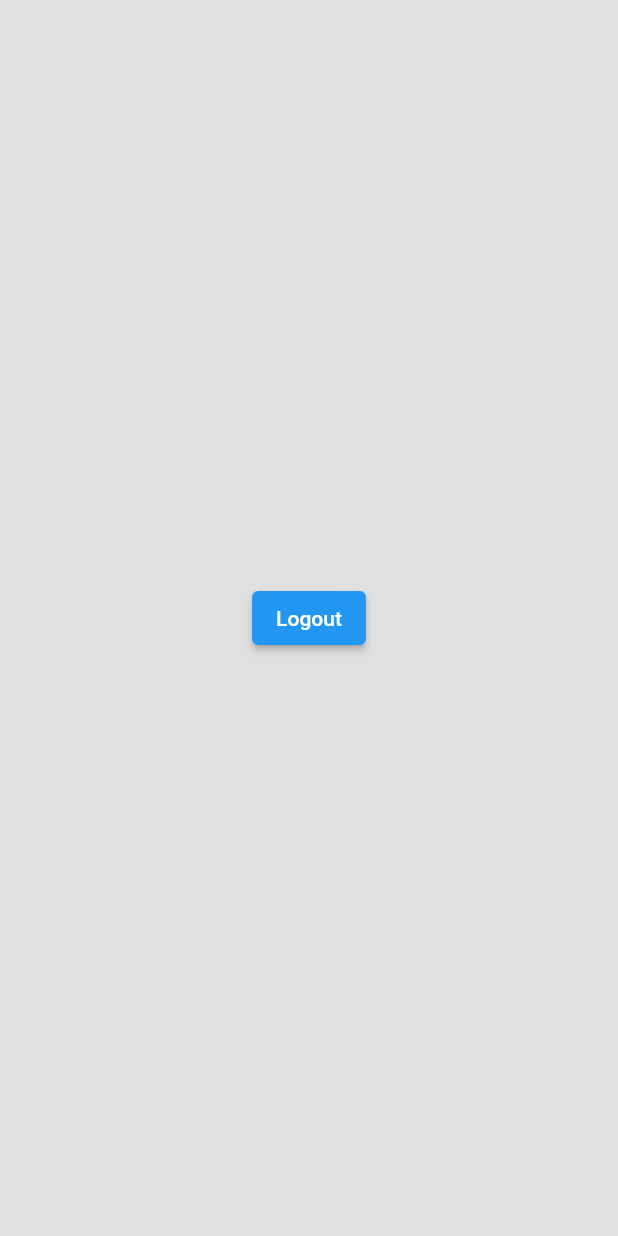
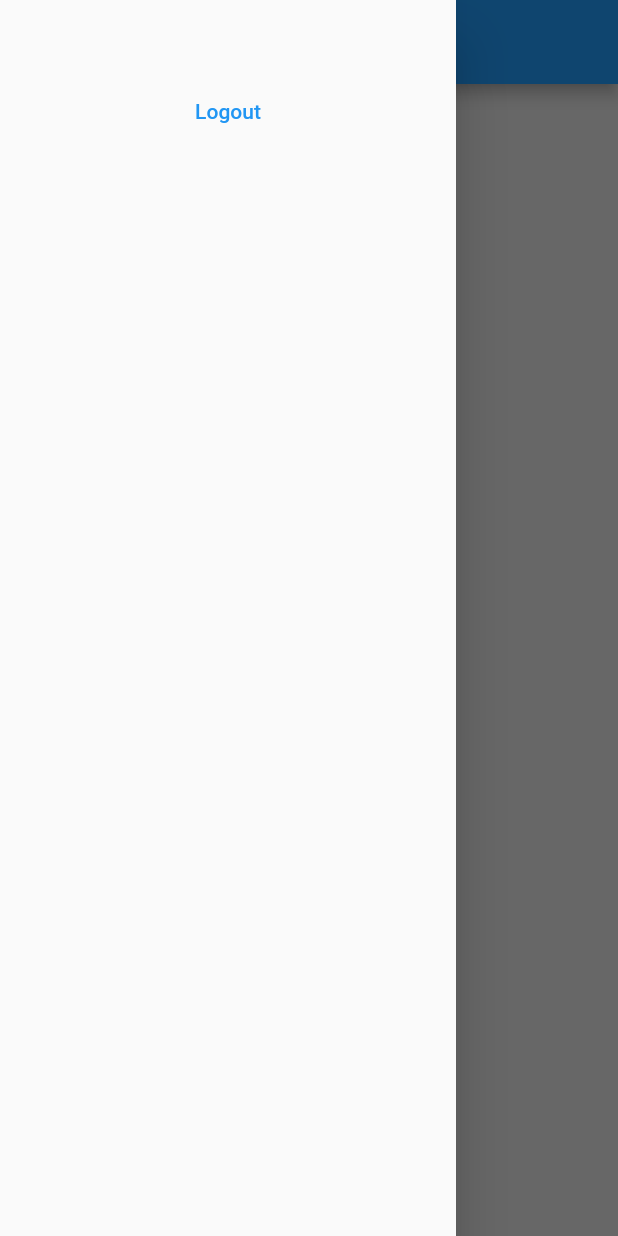
Before and after one commit to Leleocastro/seva_auth, a Flutter app: the screen it shows once a user with an empty profile is signed in, with the side drawer open (before the commit the screen has no drawer), on a phone screen of 412 x 824 dp. Run offline on Flutter 3.47's test engine with Material 2 defaults, Android fonts, the phone set to English and light mode, and no system bars; our stand-ins replace cloud_firestore, equatable, firebase_auth, firebase_core, flutter_bloc, fluttertoast and 1 more; accounts and stored records are empty.

Commit message:
feat: starts home and fix user logic

```diff
--- a/lib/domain/repositories/user_repository.dart
+++ b/lib/domain/repositories/user_repository.dart
@@ -11,10 +11,12 @@ abstract class UserRepository {
 
   Stream<UserEntity?> getStateAuth();
 
-  Future<(UserEntity?, Failure?)> getCurrentUser();
+  (UserEntity?, Failure?) getCurrentUser();
 
   Future<(bool?, Failure?)> signIn({
     required String email,
     required String password,
   });
+
+  Future<(List<UserEntity>?, Failure?)> getUsers();
 }
--- a/lib/domain/usecases/get_current_user.dart
+++ b/lib/domain/usecases/get_current_user.dart
@@ -7,7 +7,7 @@ class GetCurrentUser {
   final UserRepository _repository;
   const GetCurrentUser(this._repository);
 
-  Future<(UserEntity?, Failure?)> call() async {
-    return await _repository.getCurrentUser();
+  (UserEntity?, Failure?) call() {
+    return _repository.getCurrentUser();
   }
 }
--- /dev/null
+++ b/lib/domain/usecases/get_users.dart
@@ -0,0 +1,14 @@
+import 'package:seva_auth/domain/entities/user_entity.dart';
+import 'package:seva_auth/utils/failure.dart';
+
+import '../repositories/user_repository.dart';
+
+class GetUsers {
+  final UserRepository repository;
+
+  GetUsers(this.repository);
+
+  Future<(List<UserEntity>?, Failure?)> call() async {
+    return await repository.getUsers();
+  }
+}
--- /dev/null
+++ b/lib/ui/pages/home/home_bloc.dart
@@ -0,0 +1,19 @@
+import 'package:flutter_bloc/flutter_bloc.dart';
+import 'package:seva_auth/utils/base_state.dart';
+
+import '../../../domain/usecases/get_users.dart';
+
+class HomeBloc extends Cubit<BaseState> {
+  final GetUsers _getUsers;
+  HomeBloc(this._getUsers) : super(const EmptyState());
+
+  void getUsers() async {
+    emit(const LoadingState());
+    final (users, err) = await _getUsers();
+    if (err != null) {
+      emit(ErrorState(err.message));
+      return;
+    }
+    emit(SuccessState(users));
+  }
+}
--- a/lib/ui/pages/home/home_page.dart
+++ b/lib/ui/pages/home/home_page.dart
@@ -1,5 +1,11 @@
 import 'package:firebase_auth/firebase_auth.dart';
 import 'package:flutter/material.dart';
+import 'package:flutter_bloc/flutter_bloc.dart';
+import 'package:get_it/get_it.dart';
+import 'package:seva_auth/domain/entities/user_entity.dart';
+
+import '../../../utils/base_state.dart';
+import 'home_bloc.dart';
 
 class HomePage extends StatefulWidget {
   const HomePage({super.key});
@@ -9,16 +15,62 @@ class HomePage extends StatefulWidget {
 }
 
 class _HomePageState extends State<HomePage> {
+  final bloc = GetIt.I.get<HomeBloc>();
+
+  @override
+  void initState() {
+    bloc.getUsers();
+    super.initState();
+  }
+
   @override
   Widget build(BuildContext context) {
+    var theme = Theme.of(context);
     return Scaffold(
-      body: Center(
-        child: ElevatedButton(
-          onPressed: () {
-            FirebaseAuth.instance.signOut();
-          },
-          child: const Text('Logout'),
+      appBar: AppBar(),
+      drawer: Drawer(
+        child: Padding(
+          padding: const EdgeInsets.all(50),
+          child: Column(
+            children: [
+              TextButton(
+                onPressed: () {
+                  FirebaseAuth.instance.signOut();
+                },
+                child: const Text('Logout'),
+              ),
+            ],
+          ),
         ),
+      ),
+      body: BlocBuilder<HomeBloc, BaseState>(
+        bloc: bloc,
+        builder: (context, state) {
+          if (state is SuccessState) {
+            final users = state.data as List<UserEntity>;
+            return ListView.builder(
+              itemCount: users.length,
+              itemBuilder: (context, index) {
+                final user = users[index];
+                return ListTile(
+                  leading: CircleAvatar(
+                    backgroundColor: theme.primaryColor,
+                    child: Text(user.name[0]),
+                  ),
+                  title: Text(user.name),
+                  subtitle: Text(user.email),
+                );
+              },
+            );
+          }
+          if (state is ErrorState) {
+            return Center(child: Text(state.message));
+          }
+          if (state is LoadingState) {
+            return const Center(child: CircularProgressIndicator());
+          }
+          return const Center(child: Text('No users'));
+        },
       ),
     );
   }
--- a/pubspec.yaml
+++ b/pubspec.yaml
@@ -17,6 +17,7 @@ dependencies:
   equatable: ^2.0.5
   get_it: ^7.6.0
   fluttertoast: ^8.2.2
+  cloud_firestore: ^4.7.1
 
 dev_dependencies:
   flutter_test:
```
Also changed, not shown: lib/bindings.dart (+17 -3 lines), lib/data/datasources/auth/auth_datasource.dart (added, +19 -0 lines), lib/data/datasources/auth/auth_datasource_impl.dart (renamed from lib/data/datasources/user/user_datasource_impl.dart, +4 -4 lines), lib/data/datasources/user/user_datasource.dart (+2 -14 lines), lib/data/datasources/user/user_datasoure_impl.dart (added, +36 -0 lines), lib/data/models/user_model.dart (+24 -0 lines), lib/data/repositories/user_repository_impl.dart (+28 -7 lines), pubspec.lock, 1 other file.
